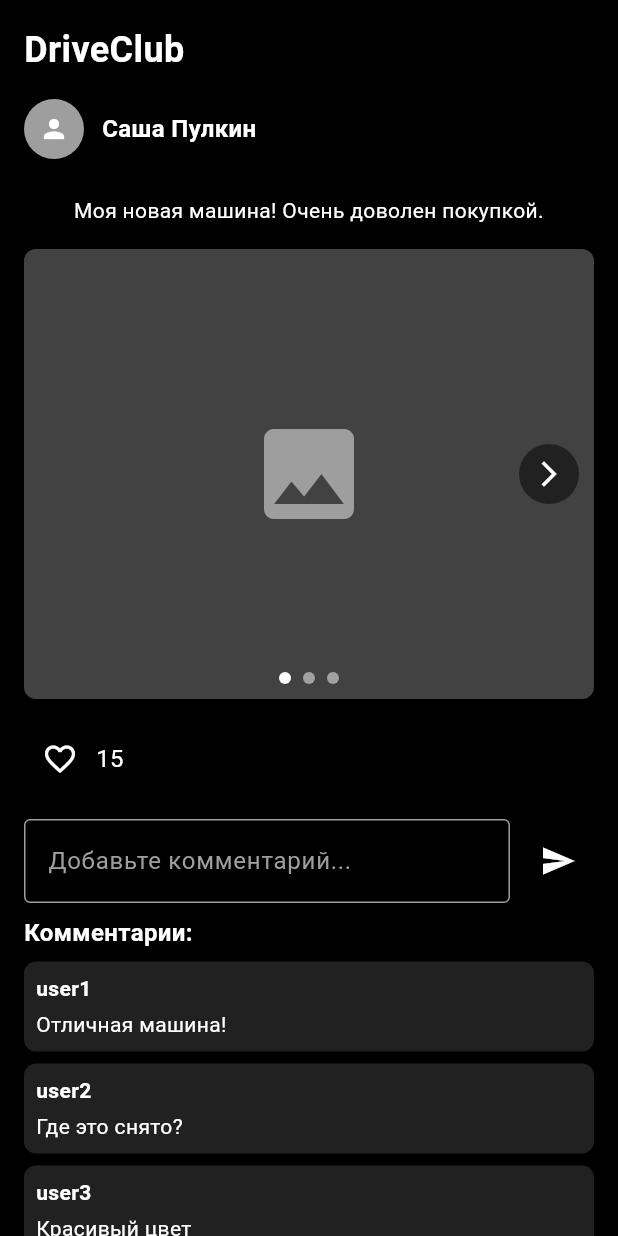
After one commit to LinaDyakova/LinaDyakova.github.io, a Flutter app: the DriveClubPage screen opened by its route, after a tap on the "photo" icon, on a phone screen of 412 x 824 dp. The commit adds this screen. Run offline on Flutter 3.47's test engine with Material 3 defaults, Android fonts, the phone set to English and light mode, and no system bars; our stand-ins replace go_router.

Commit message:
project cars

```diff
--- a/flutter_application_2/lib/main.dart
+++ b/flutter_application_2/lib/main.dart
@@ -1,7 +1,9 @@
+// main.dart (обновленная версия)
 import 'package:flutter/material.dart';
 import 'prof.dart'; // Импортируем страницу профиля
 import 'authorization_page.dart'; // Импортируем страницу авторизации
 import 'registration_page.dart'; // Импортируем страницу регистрации
+import 'post_detail_page.dart'; // Добавьте этот импорт
 
 void main() {
   runApp(const MyApp());
@@ -403,10 +405,10 @@ class _DriveClubPageState extends State<DriveClubPage> {
                 ),
               ),
               const SizedBox(height: 20),
-              _buildPhotoItem('Саша Пулкин'),
-              _buildPhotoItem('Мария Иванова'),
-              _buildPhotoItem('Петр Петров'),
-              _buildPhotoItem('Анна Сидорова'),
+              _buildPhotoItem('Саша Пулкин', 'Моя новая машина! Очень доволен покупкой.'),
+              _buildPhotoItem('Мария Иванова', 'Прекрасный день для поездки за город.'),
+              _buildPhotoItem('Петр Петров', 'Тюнинг завершен. Что думаете?'),
+              _buildPhotoItem('Анна Сидорова', 'Первая фотография моей новой машины!'),
             ],
           ),
         ),
@@ -414,7 +416,7 @@ class _DriveClubPageState extends State<DriveClubPage> {
     );
   }
 
-  Widget _buildPhotoItem(String userName) {
+  Widget _buildPhotoItem(String userName, String description) {
     return Column(
       children: [
         Row(
@@ -436,7 +438,23 @@ class _DriveClubPageState extends State<DriveClubPage> {
           ],
         ),
         const SizedBox(height: 8),
-        Container(
+
+        // Область фотографии с GestureDetector
+        GestureDetector(
+          onTap: () {
+            Navigator.push(
+              context,
+              MaterialPageRoute(
+                builder: (context) => PostDetailPage(
+                  userName: userName,
+                  description: description,
+                  images: ['image1', 'image2', 'image3'], // Пример списка изображений
+                  initialLikes: 15, // Начальное количество лайков
+                ),
+              ),
+            );
+          },
+          child: Container(
             width: double.infinity,
             height: 200,
             decoration: BoxDecoration(
@@ -445,6 +463,7 @@ class _DriveClubPageState extends State<DriveClubPage> {
             ),
             child: const Icon(Icons.photo, color: Colors.grey, size: 50),
           ),
+        ),
         const SizedBox(height: 16),
       ],
     );
--- /dev/null
+++ b/flutter_application_2/lib/post_detail_page.dart
@@ -0,0 +1,418 @@
+// post_detail_page.dart
+import 'package:flutter/material.dart';
+
+class PostDetailPage extends StatefulWidget {
+  final String userName;
+  final String description;
+  final List<String> images;
+  final int initialLikes;
+
+  const PostDetailPage({
+    super.key,
+    required this.userName,
+    required this.description,
+    required this.images,
+    this.initialLikes = 0,
+  });
+
+  @override
+  State<PostDetailPage> createState() => _PostDetailPageState();
+}
+
+class _PostDetailPageState extends State<PostDetailPage> {
+  int _currentImageIndex = 0;
+  int _likes = 0;
+  bool _isLiked = false;
+  final TextEditingController _commentController = TextEditingController();
+  final List<Map<String, String>> _comments = [];
+  final ScrollController _scrollController = ScrollController();
+  bool _showScrollToTopButton = false;
+
+  @override
+  void initState() {
+    super.initState();
+    _likes = widget.initialLikes;
+    // Добавляем несколько примеров комментариев
+    _comments.addAll([
+      {'user': 'user1', 'text': 'Отличная машина!'},
+      {'user': 'user2', 'text': 'Где это снято?'},
+      {'user': 'user3', 'text': 'Красивый цвет'},
+      {'user': 'user4', 'text': 'Мне нравится этот автомобиль!'},
+      {'user': 'user5', 'text': 'Какой год выпуска?'},
+      {'user': 'user6', 'text': 'Отличные фотографии!'},
+    ]);
+
+    _scrollController.addListener(_scrollListener);
+  }
+
+  void _scrollListener() {
+    if (_scrollController.offset >= 300 && !_showScrollToTopButton) {
+      setState(() {
+        _showScrollToTopButton = true;
+      });
+    } else if (_scrollController.offset < 300 && _showScrollToTopButton) {
+      setState(() {
+        _showScrollToTopButton = false;
+      });
+    }
+  }
+
+  void _scrollToTop() {
+    _scrollController.animateTo(
+      0,
+      duration: const Duration(milliseconds: 500),
+      curve: Curves.easeInOut,
+    );
+  }
+
+  void _likePost() {
+    setState(() {
+      _isLiked = !_isLiked;
+      _likes += _isLiked ? 1 : -1;
+    });
+  }
+
+  void _addComment() {
+    if (_commentController.text.isNotEmpty) {
+      setState(() {
+        _comments.add({
+          'user': 'Вы',
+          'text': _commentController.text,
+        });
+        _commentController.clear();
+      });
+    }
+  }
+
+  void _nextImage() {
+    setState(() {
+      _currentImageIndex = (_currentImageIndex + 1) % widget.images.length;
+    });
+  }
+
+  void _previousImage() {
+    setState(() {
+      _currentImageIndex = (_currentImageIndex - 1) % widget.images.length;
+    });
+  }
+
+  @override
+  void dispose() {
+    _commentController.dispose();
+    _scrollController.removeListener(_scrollListener);
+    _scrollController.dispose();
+    super.dispose();
+  }
+
+  @override
+  Widget build(BuildContext context) {
+    return Scaffold(
+      backgroundColor: Colors.black,
+      body: SafeArea(
+        child: SingleChildScrollView(
+          controller: _scrollController,
+          child: Column(
+            children: [
+              // Верхняя часть с названием и информацией пользователя
+              Container(
+                padding: const EdgeInsets.all(16),
+                child: Column(
+                  crossAxisAlignment: CrossAxisAlignment.start,
+                  children: [
+                    // Название сайта
+                    const Text(
+                      'DriveClub',
+                      style: TextStyle(
+                        color: Colors.white,
+                        fontSize: 24,
+                        fontWeight: FontWeight.bold,
+                      ),
+                    ),
+                    const SizedBox(height: 16),
+
+                    // Информация пользователя
+                    Row(
+                      children: [
+                        Container(
+                          width: 40,
+                          height: 40,
+                          decoration: const BoxDecoration(
+                            shape: BoxShape.circle,
+                            color: Colors.grey,
+                          ),
+                          child: const Icon(Icons.person, color: Colors.white, size: 20),
+                        ),
+                        const SizedBox(width: 12),
+                        Text(
+                          widget.userName,
+                          style: const TextStyle(
+                            color: Colors.white,
+                            fontSize: 16,
+                            fontWeight: FontWeight.bold,
+                          ),
+                        ),
+                      ],
+                    ),
+                  ],
+                ),
+              ),
+
+              // Описание по центру
+              Padding(
+                padding: const EdgeInsets.symmetric(horizontal: 16, vertical: 8),
+                child: Text(
+                  widget.description,
+                  textAlign: TextAlign.center,
+                  style: const TextStyle(
+                    color: Colors.white,
+                    fontSize: 14,
+                  ),
+                ),
+              ),
+
+              // Область фотографий с фиксированным размером
+              Container(
+                height: 300, // Фиксированная высота
+                width: double.infinity, // Занимает всю ширину
+                margin: const EdgeInsets.symmetric(horizontal: 16, vertical: 8),
+                child: Stack(
+                  children: [
+                    // Основное изображение с фиксированным размером
+                    Container(
+                      width: double.infinity,
+                      height: double.infinity,
+                      decoration: BoxDecoration(
+                        color: Colors.grey[800],
+                        borderRadius: BorderRadius.circular(8),
+                      ),
+                      child: const Icon(Icons.photo, color: Colors.grey, size: 80),
+                    ),
+
+                    // Стрелка влево (если есть предыдущие фото)
+                    if (widget.images.length > 1 && _currentImageIndex > 0)
+                      Positioned(
+                        left: 10,
+                        top: 0,
+                        bottom: 0,
+                        child: Center(
+                          child: Container(
+                            width: 40,
+                            height: 40,
+                            decoration: BoxDecoration(
+                              color: Colors.black.withOpacity(0.5),
+                              shape: BoxShape.circle,
+                            ),
+                            child: IconButton(
+                              icon: const Icon(Icons.arrow_back_ios, color: Colors.white, size: 20),
+                              onPressed: _previousImage,
+                            ),
+                          ),
+                        ),
+                      ),
+
+                    // Стрелка вправо (если есть следующие фото)
+                    if (widget.images.length > 1 && _currentImageIndex < widget.images.length - 1)
+                      Positioned(
+                        right: 10,
+                        top: 0,
+                        bottom: 0,
+                        child: Center(
+                          child: Container(
+                            width: 40,
+                            height: 40,
+                            decoration: BoxDecoration(
+                              color: Colors.black.withOpacity(0.5),
+                              shape: BoxShape.circle,
+                            ),
+                            child: IconButton(
+                              icon: const Icon(Icons.arrow_forward_ios, color: Colors.white, size: 20),
+                              onPressed: _nextImage,
+                            ),
+                          ),
+                        ),
+                      ),
+
+                    // Индикатор текущего фото (точки)
+                    if (widget.images.length > 1)
+                      Positioned(
+                        bottom: 10,
+                        left: 0,
+                        right: 0,
+                        child: Row(
+                          mainAxisAlignment: MainAxisAlignment.center,
+                          children: List.generate(widget.images.length, (index) {
+                            return Container(
+                              width: 8,
+                              height: 8,
+                              margin: const EdgeInsets.symmetric(horizontal: 4),
+                              decoration: BoxDecoration(
+                                shape: BoxShape.circle,
+                                color: _currentImageIndex == index
+                                    ? Colors.white
+                                    : Colors.white.withOpacity(0.5),
+                              ),
+                            );
+                          }),
+                        ),
+                      ),
+                  ],
+                ),
+              ),
+
+              // Лайки
+              Container(
+                padding: const EdgeInsets.symmetric(horizontal: 16, vertical: 8),
+                child: Row(
+                  children: [
+                    IconButton(
+                      icon: Icon(
+                        _isLiked ? Icons.favorite : Icons.favorite_border,
+                        color: _isLiked ? Colors.red : Colors.white,
+                      ),
+                      onPressed: _likePost,
+                    ),
+                    Text(
+                      '$_likes',
+                      style: const TextStyle(
+                        color: Colors.white,
+                        fontSize: 16,
+                      ),
+                    ),
+                  ],
+                ),
+              ),
+
+              // Поле для комментария
+              Container(
+                padding: const EdgeInsets.symmetric(horizontal: 16, vertical: 8),
+                child: Row(
+                  children: [
+                    Expanded(
+                      child: TextField(
+                        controller: _commentController,
+                        style: const TextStyle(color: Colors.white),
+                        decoration: const InputDecoration(
+                          hintText: 'Добавьте комментарий...',
+                          hintStyle: TextStyle(color: Colors.grey),
+                          border: OutlineInputBorder(),
+                          focusedBorder: OutlineInputBorder(
+                            borderSide: BorderSide(color: Colors.grey),
+                          ),
+                          enabledBorder: OutlineInputBorder(
+                            borderSide: BorderSide(color: Colors.grey),
+                          ),
+                        ),
+                      ),
+                    ),
+                    const SizedBox(width: 8),
+                    IconButton(
+                      icon: const Icon(Icons.send, color: Colors.white),
+                      onPressed: _addComment,
+                    ),
+                  ],
+                ),
+              ),
+
+              // Список комментариев
+              Container(
+                padding: const EdgeInsets.symmetric(horizontal: 16),
+                child: Column(
+                  crossAxisAlignment: CrossAxisAlignment.start,
+                  children: [
+                    const Padding(
+                      padding: EdgeInsets.only(bottom: 8),
+                      child: Text(
+                        'Комментарии:',
+                        style: TextStyle(
+                          color: Colors.white,
+                          fontSize: 16,
+                          fontWeight: FontWeight.bold,
+                        ),
+                      ),
+                    ),
+                    _comments.isEmpty
+                        ? const Padding(
+                            padding: EdgeInsets.symmetric(vertical: 20),
+                            child: Center(
+                              child: Text(
+                                'Нет комментариев',
+                                style: TextStyle(color: Colors.grey),
+                              ),
+                            ),
+                          )
+                        : ListView.builder(
+                            shrinkWrap: true,
+                            physics: const NeverScrollableScrollPhysics(),
+                            itemCount: _comments.length,
+                            itemBuilder: (context, index) {
+                              final comment = _comments[index];
+                              return Container(
+                                margin: const EdgeInsets.only(bottom: 8),
+                                padding: const EdgeInsets.all(8),
+                                decoration: BoxDecoration(
+                                  color: Colors.grey[900],
+                                  borderRadius: BorderRadius.circular(8),
+                                ),
+                                child: Column(
+                                  crossAxisAlignment: CrossAxisAlignment.start,
+                                  children: [
+                                    Text(
+                                      comment['user']!,
+                                      style: const TextStyle(
+                                        color: Colors.white,
+                                        fontWeight: FontWeight.bold,
+                                      ),
+                                    ),
+                                    const SizedBox(height: 4),
+                                    Text(
+                                      comment['text']!,
+                                      style: const TextStyle(color: Colors.white),
+                                    ),
+                                  ],
+                                ),
+                              );
+                            },
+                          ),
+                  ],
+                ),
+              ),
+
+              // Кнопка назад (уменьшенная)
+              Container(
+                padding: const EdgeInsets.all(16),
+                child: Align(
+                  alignment: Alignment.centerLeft,
+                  child: SizedBox(
+                    width: 120, // Уменьшенная ширина
+                    child: ElevatedButton(
+                      onPressed: () {
+                        Navigator.of(context).pop();
+                      },
+                      style: ElevatedButton.styleFrom(
+                        backgroundColor: Colors.grey[800],
+                        foregroundColor: Colors.white,
+                        padding: const EdgeInsets.symmetric(vertical: 12),
+                        shape: RoundedRectangleBorder(
+                          borderRadius: BorderRadius.circular(8),
+                        ),
+                      ),
+                      child: const Text('Назад'),
+                    ),
+                  ),
+                ),
+              ),
+            ],
+          ),
+        ),
+      ),
+      // Плавающая кнопка "Наверх"
+      floatingActionButton: _showScrollToTopButton
+          ? FloatingActionButton(
+              onPressed: _scrollToTop,
+              backgroundColor: Colors.grey,
+              child: const Icon(Icons.arrow_upward, color: Colors.black),
+            )
+          : null,
+    );
+  }
+}
```
Also changed, not shown: flutter_application_2/lib/add_post_page.dart (added, +167 -0 lines), flutter_application_2/lib/prof.dart (+32 -0 lines). Lines whose indentation alone changed are shown as unchanged.
